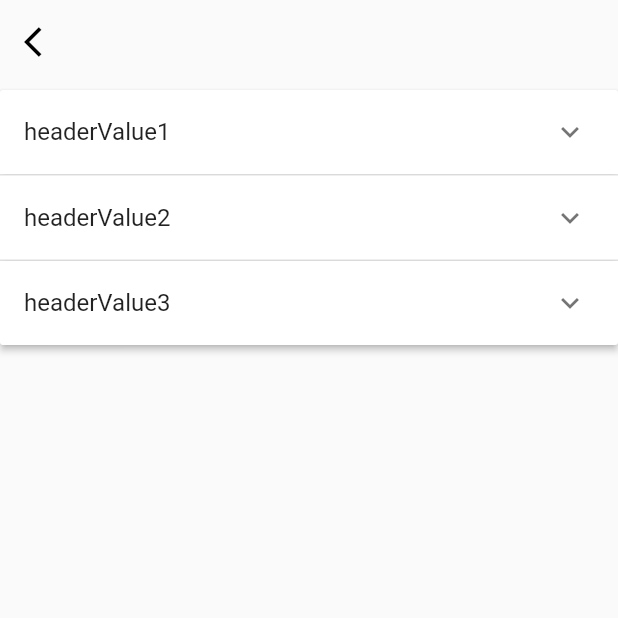
After one commit to missing-project/app, a Flutter app: the NoticeScreen screen opened by its route, on a phone screen of 412 x 824 dp, the top half of it. The commit adds this screen. Run offline on Flutter 3.47's test engine with Material 2 defaults, Android fonts, the phone set to English and light mode, and no system bars; our stand-ins replace carousel_slider, equatable, flutter_bloc, google_maps_flutter, location, shared_preferences; accounts and stored records are empty; generated files the repository leaves out were written again; network calls fail; Roboto replaces fonts that are missing (ChosunGs).

Commit message:
Feature: profile ui apply

```diff
--- a/lib/routes.dart
+++ b/lib/routes.dart
@@ -6,7 +6,7 @@ import 'package:missing_application/screens/landing/landing_screen.dart';
 import 'package:missing_application/screens/auth/login/login_screen.dart';
 import 'package:missing_application/screens/profile/inquiry/inquiry_screen.dart';
 import 'package:missing_application/screens/profile/myInfo/my_info_screen.dart';
-import 'package:missing_application/screens/profile/setting/setting_screen.dart';
+import 'package:missing_application/screens/profile/notice/notice_screen.dart';
 
 class Routes {
   static String get landing => '/';
@@ -17,6 +17,7 @@ class Routes {
   static String get myInfo => '/myInfo';
   static String get inquiry => '/inquiry';
   static String get setting => '/setting';
+  static String get notice => '/notice';
 }
 
 final routes = {
@@ -27,5 +28,5 @@ final routes = {
   Routes.idpwSearch: (BuildContext context) => IdPwSearchScreen(),
   Routes.myInfo: (BuildContext context) => MyInfoScreen(),
   Routes.inquiry: (BuildContext context) => InquiryScreen(),
-  Routes.setting: (BuildContext context) => SettingScreen(),
+  Routes.notice: (BuildContext context) => NoticeScreen(),
 };
--- a/lib/screens/auth/login/login_screen.dart
+++ b/lib/screens/auth/login/login_screen.dart
@@ -30,7 +30,7 @@ class _LoginScreenState extends State<LoginScreen> {
     return Scaffold(
       appBar: GlobalAppbar(),
       body: AuthBlocConsumer(
-        loaded: () {
+        loaded: (_) {
           Navigator.pop(context);
         },
         child: Padding(
--- a/lib/screens/auth/signup/signup_screen.dart
+++ b/lib/screens/auth/signup/signup_screen.dart
@@ -199,7 +199,7 @@ class _SignUpScreenState extends State<SignUpScreen> {
     return Scaffold(
       appBar: GlobalAppbar(),
       body: AuthBlocConsumer(
-        loaded: _signupComplete,
+        loaded: (_) {},
         idCheck: _idCheckState,
         emailCheck: _emailCheckState,
         signup: _signupComplete,
--- a/lib/screens/auth/widgets/auth_bloc_consumer.dart
+++ b/lib/screens/auth/widgets/auth_bloc_consumer.dart
@@ -1,6 +1,7 @@
 import 'package:flutter/material.dart';
 import 'package:flutter_bloc/flutter_bloc.dart';
 import 'package:missing_application/blocs/auth/auth_bloc.dart';
+import 'package:missing_application/models/auth_model.dart';
 import 'package:missing_application/screens/global/loading_stack.dart';
 
 class AuthBlocConsumer extends StatefulWidget {
@@ -14,7 +15,7 @@ class AuthBlocConsumer extends StatefulWidget {
   });
 
   final Widget child;
-  final Function loaded;
+  final Function(User) loaded;
   final Function(bool)? idCheck;
   final Function(String)? emailCheck;
   final Function(bool)? signup;
@@ -35,7 +36,7 @@ class _AuthBlocConsumerState extends State<AuthBlocConsumer> {
         }
 
         if (state is AuthLoaded) {
-          widget.loaded();
+          widget.loaded(state.user);
         }
 
         if (state is AuthIdCheck && widget.idCheck != null) {
--- a/lib/screens/landing/wigets/bookmark/bookmark_screen.dart
+++ b/lib/screens/landing/wigets/bookmark/bookmark_screen.dart
@@ -42,7 +42,7 @@ class _BookmarkScreenState extends State<BookmarkScreen> {
     //   longitude: 0,
     // ),
   ];
-  void handleLoaded() {
+  void handleLoaded(_) {
     setState(() {
       isLogin = true;
     });
--- /dev/null
+++ b/lib/screens/profile/notice/notice_screen.dart
@@ -0,0 +1,59 @@
+import 'package:flutter/material.dart';
+import 'package:missing_application/screens/global/global_appbar.dart';
+
+class NoticeScreen extends StatefulWidget {
+  const NoticeScreen({super.key});
+
+  @override
+  State<NoticeScreen> createState() => _NoticeScreenState();
+}
+
+class _NoticeScreenState extends State<NoticeScreen> {
+  List<Item> noticelist = [
+    Item(description: 'expandedValue0001', title: 'headerValue1'),
+    Item(description: 'expandedValue0002', title: 'headerValue2'),
+    Item(description: 'expandedValue0003', title: 'headerValue3'),
+  ];
+  @override
+  Widget build(BuildContext context) {
+    return Scaffold(
+      appBar: GlobalAppbar(),
+      body: SingleChildScrollView(
+        child: ExpansionPanelList(
+          expansionCallback: (int index, bool isExpanded) {
+            setState(() {
+              noticelist[index].isExpanded = !isExpanded;
+            });
+          },
+          children: noticelist
+              .map(
+                (notice) => ExpansionPanel(
+                  headerBuilder: (context, isExpanded) {
+                    return ListTile(
+                      title: Text(notice.title),
+                    );
+                  },
+                  body: ListTile(
+                    title: Text(notice.description),
+                  ),
+                  isExpanded: notice.isExpanded,
+                ),
+              )
+              .toList(),
+        ),
+      ),
+    );
+  }
+}
+
+class Item {
+  Item({
+    required this.title,
+    required this.description,
+    this.isExpanded = false,
+  });
+
+  String title;
+  String description;
+  bool isExpanded;
+}
```
Also changed, not shown: lib/screens/landing/wigets/profile/profile_screen.dart (+1 -6 lines), lib/screens/profile/inquiry/inquiry_screen.dart (+23 -2 lines), lib/screens/profile/myInfo/my_info_screen.dart (+25 -3 lines), lib/screens/profile/setting/setting_screen.dart (deleted, +0 -19 lines).
